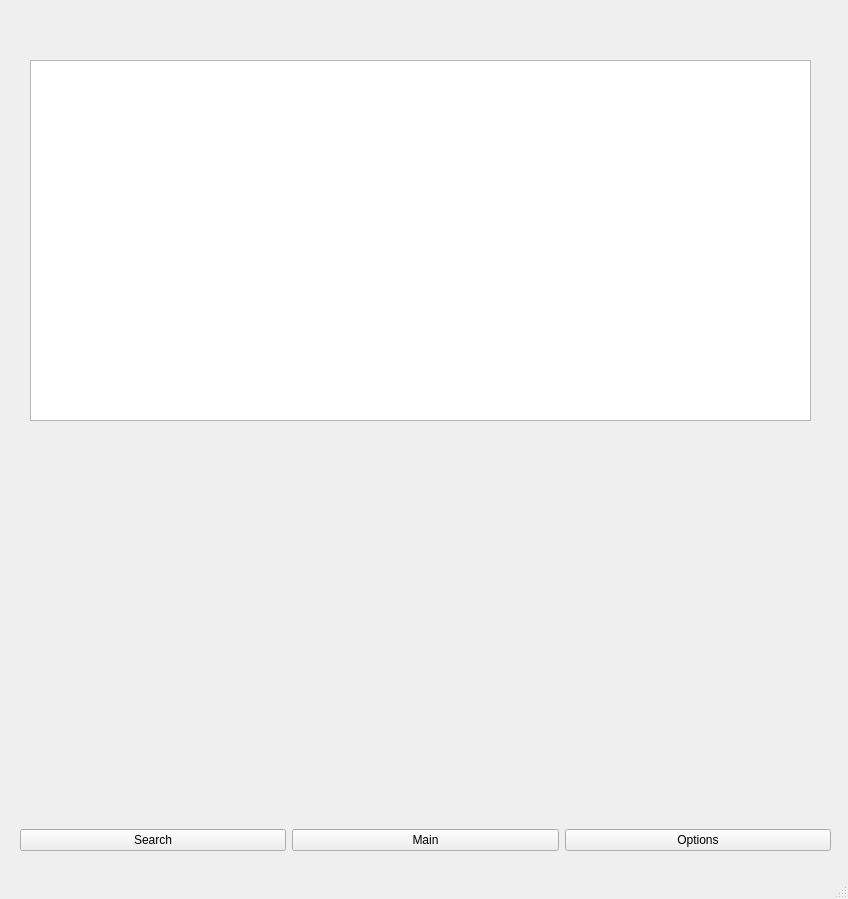
This is UI/UI_Design/title1.ui in Circlebiv/Word_Learning_Project as Qt 5 draws it before an edit. The edited form follows.
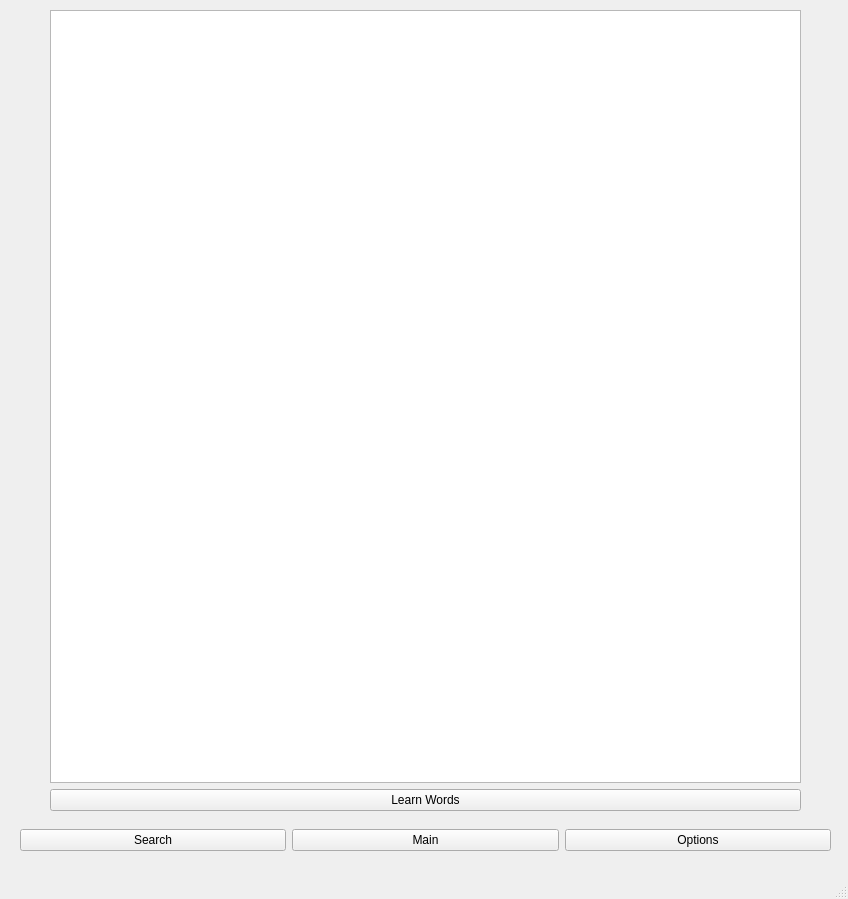
This is the edited form. The open tabs and pages were chosen to show the change.

Diff of the .ui file:
```diff
--- a/UI/UI_Design/title1.ui
+++ b/UI/UI_Design/title1.ui
@@ -131,15 +131,27 @@
         </widget>
        </widget>
        <widget class="QWidget" name="page">
-        <widget class="QTableWidget" name="users_words">
+        <widget class="QWidget" name="">
          <property name="geometry">
           <rect>
-           <x>10</x>
-           <y>50</y>
-           <width>781</width>
-           <height>361</height>
+           <x>30</x>
+           <y>0</y>
+           <width>751</width>
+           <height>801</height>
           </rect>
          </property>
+         <layout class="QVBoxLayout" name="verticalLayout">
+          <item>
+           <widget class="QTreeView" name="treeView"/>
+          </item>
+          <item>
+           <widget class="QPushButton" name="learn_button">
+            <property name="text">
+             <string>Learn Words</string>
+            </property>
+           </widget>
+          </item>
+         </layout>
         </widget>
        </widget>
        <widget class="QWidget" name="page_2">
```
Left out of the diff: 2 changed lines with no effect on the pictures.
